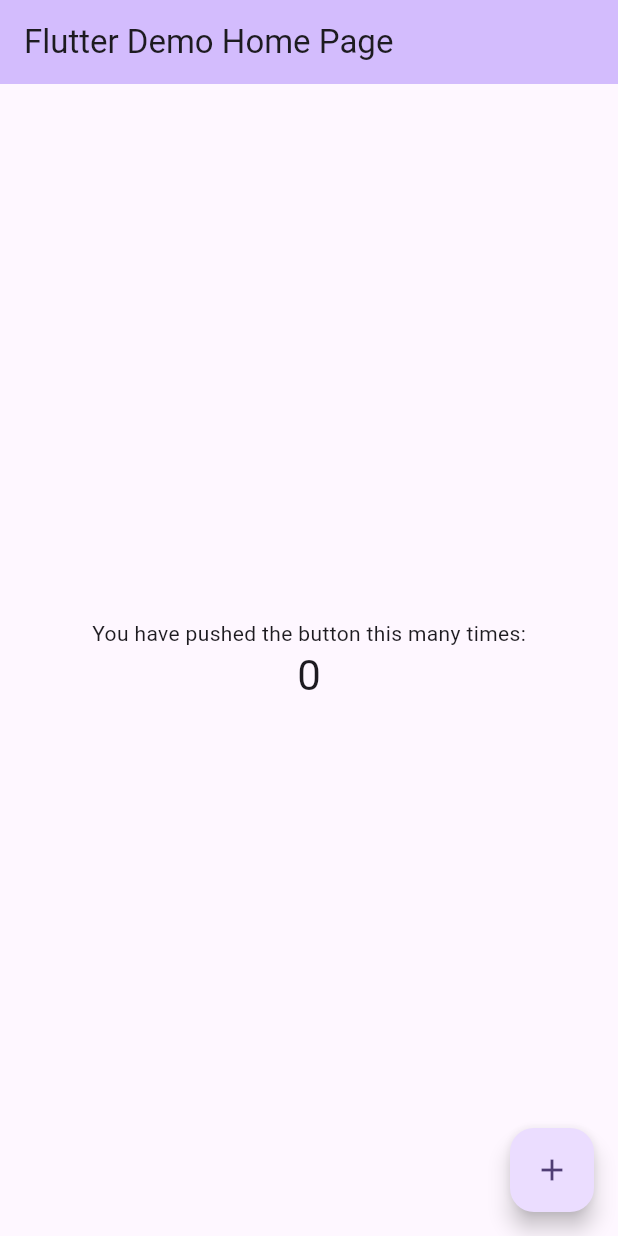
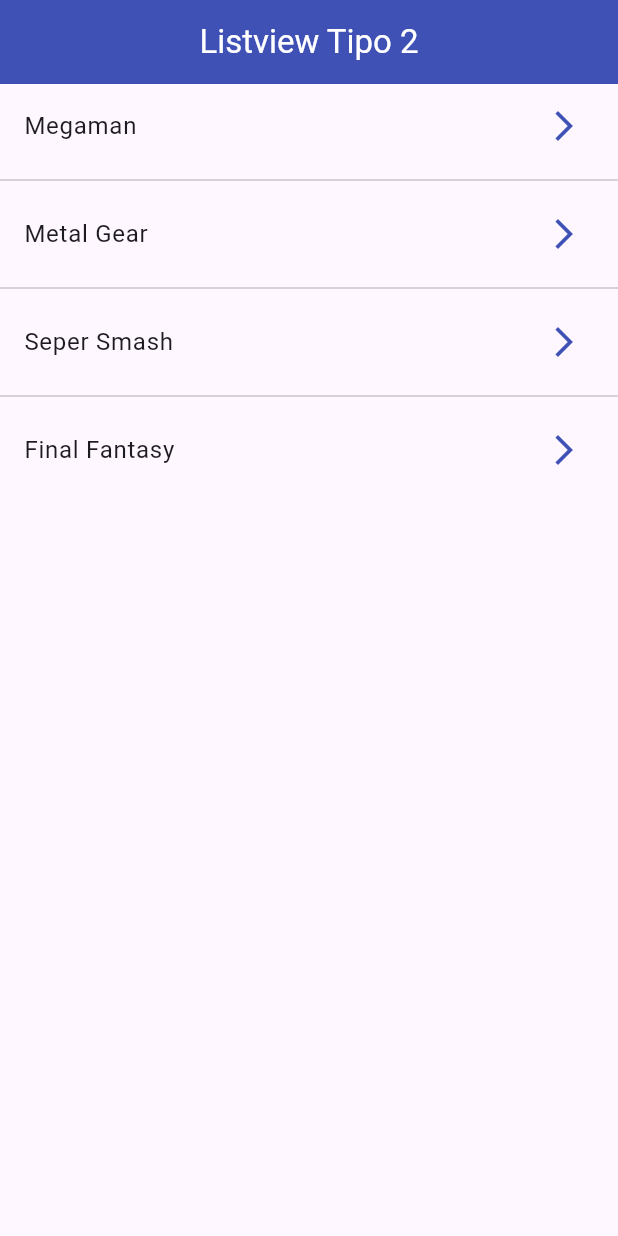
Before and after one commit to fernando061/Flutter, a Flutter app: the screen it shows after launch, on a phone screen of 412 x 824 dp. Run offline on Flutter 3.47's test engine with Material 3 defaults, Android fonts, the phone set to English and light mode, and no system bars.

Commit message:
feat:Added listview1 and listview2 component using widget with lazy loading

```diff
--- a/lib/main.dart
+++ b/lib/main.dart
@@ -1,125 +1,17 @@
 import 'package:flutter/material.dart';
+import 'package:fl_components/screens/listview2_screen.dart';
 
-void main() {
-  runApp(const MyApp());
-}
+void main() => runApp(const MyApp());
 
 class MyApp extends StatelessWidget {
   const MyApp({super.key});
 
-  // This widget is the root of your application.
   @override
   Widget build(BuildContext context) {
-    return MaterialApp(
-      title: 'Flutter Demo',
-      theme: ThemeData(
-        // This is the theme of your application.
-        //
-        // TRY THIS: Try running your application with "flutter run". You'll see
-        // the application has a purple toolbar. Then, without quitting the app,
-        // try changing the seedColor in the colorScheme below to Colors.green
-        // and then invoke "hot reload" (save your changes or press the "hot
-        // reload" button in a Flutter-supported IDE, or press "r" if you used
-        // the command line to start the app).
-        //
-        // Notice that the counter didn't reset back to zero; the application
-        // state is not lost during the reload. To reset the state, use hot
-        // restart instead.
-        //
-        // This works for code too, not just values: Most code changes can be
-        // tested with just a hot reload.
-        colorScheme: ColorScheme.fromSeed(seedColor: Colors.deepPurple),
-        useMaterial3: true,
-      ),
-      home: const MyHomePage(title: 'Flutter Demo Home Page'),
+    return const MaterialApp(
+      debugShowCheckedModeBanner: false,
+      title: 'Material App',
+      home:Listview2Screen(),
     );
   }
 }
-
-class MyHomePage extends StatefulWidget {
-  const MyHomePage({super.key, required this.title});
-
-  // This widget is the home page of your application. It is stateful, meaning
-  // that it has a State object (defined below) that contains fields that affect
-  // how it looks.
-
-  // This class is the configuration for the state. It holds the values (in this
-  // case the title) provided by the parent (in this case the App widget) and
-  // used by the build method of the State. Fields in a Widget subclass are
-  // always marked "final".
-
-  final String title;
-
-  @override
-  State<MyHomePage> createState() => _MyHomePageState();
-}
-
-class _MyHomePageState extends State<MyHomePage> {
-  int _counter = 0;
-
-  void _incrementCounter() {
-    setState(() {
-      // This call to setState tells the Flutter framework that something has
-      // changed in this State, which causes it to rerun the build method below
-      // so that the display can reflect the updated values. If we changed
-      // _counter without calling setState(), then the build method would not be
-      // called again, and so nothing would appear to happen.
-      _counter++;
-    });
-  }
-
-  @override
-  Widget build(BuildContext context) {
-    // This method is rerun every time setState is called, for instance as done
-    // by the _incrementCounter method above.
-    //
-    // The Flutter framework has been optimized to make rerunning build methods
-    // fast, so that you can just rebuild anything that needs updating rather
-    // than having to individually change instances of widgets.
-    return Scaffold(
-      appBar: AppBar(
-        // TRY THIS: Try changing the color here to a specific color (to
-        // Colors.amber, perhaps?) and trigger a hot reload to see the AppBar
-        // change color while the other colors stay the same.
-        backgroundColor: Theme.of(context).colorScheme.inversePrimary,
-        // Here we take the value from the MyHomePage object that was created by
-        // the App.build method, and use it to set our appbar title.
-        title: Text(widget.title),
-      ),
-      body: Center(
-        // Center is a layout widget. It takes a single child and positions it
-        // in the middle of the parent.
-        child: Column(
-          // Column is also a layout widget. It takes a list of children and
-          // arranges them vertically. By default, it sizes itself to fit its
-          // children horizontally, and tries to be as tall as its parent.
-          //
-          // Column has various properties to control how it sizes itself and
-          // how it positions its children. Here we use mainAxisAlignment to
-          // center the children vertically; the main axis here is the vertical
-          // axis because Columns are vertical (the cross axis would be
-          // horizontal).
-          //
-          // TRY THIS: Invoke "debug painting" (choose the "Toggle Debug Paint"
-          // action in the IDE, or press "p" in the console), to see the
-          // wireframe for each widget.
-          mainAxisAlignment: MainAxisAlignment.center,
-          children: <Widget>[
-            const Text(
-              'You have pushed the button this many times:',
-            ),
-            Text(
-              '$_counter',
-              style: Theme.of(context).textTheme.headlineMedium,
-            ),
-          ],
-        ),
-      ),
-      floatingActionButton: FloatingActionButton(
-        onPressed: _incrementCounter,
-        tooltip: 'Increment',
-        child: const Icon(Icons.add),
-      ), // This trailing comma makes auto-formatting nicer for build methods.
-    );
-  }
-}
--- /dev/null
+++ b/lib/screens/listview1_screen.dart
@@ -0,0 +1,24 @@
+import 'package:flutter/material.dart';
+
+class Listview1Screen extends StatelessWidget {
+  final options = const ['Megaman', 'Metal Gear','Seper Smash','Final Fantasy'];
+
+  const Listview1Screen({Key? key}) : super(key: key);
+
+  @override
+  Widget build(BuildContext context) {
+    return  Scaffold(
+      appBar: AppBar(
+        title: const Center(child:  Text('Listview Tipo 1')),
+      ),
+      body:  ListView(
+       children:  [
+         ...options.map((game) => ListTile(
+             title: Text(game),
+             trailing: const Icon(Icons.arrow_forward_ios_outlined),
+           )).toList(),
+        ],
+      ),
+    );
+  }
+}
--- /dev/null
+++ b/lib/screens/listview2_screen.dart
@@ -0,0 +1,29 @@
+import 'package:flutter/material.dart';
+
+class Listview2Screen extends StatelessWidget {
+  final options = const ['Megaman', 'Metal Gear','Seper Smash','Final Fantasy'];
+
+  const Listview2Screen({Key? key}) : super(key: key);
+
+  @override
+  Widget build(BuildContext context) {
+    return  Scaffold(
+      appBar: AppBar(
+        title: const Center(child:  Text('Listview Tipo 2',style: TextStyle(color: Colors.white))),
+        elevation: 0,
+        backgroundColor: Colors.indigo,
+      ),
+      body:  ListView.separated(
+        itemCount: options.length,
+        itemBuilder: (context, index)=> ListTile(
+          title:Text(options[index]),
+          trailing: const Icon(Icons.arrow_forward_ios_outlined,color: Colors.indigo,),
+          onTap: () {
+
+          },
+        ),
+        separatorBuilder: (_, __) => const Divider(),
+      ),
+    );
+  }
+}
```
